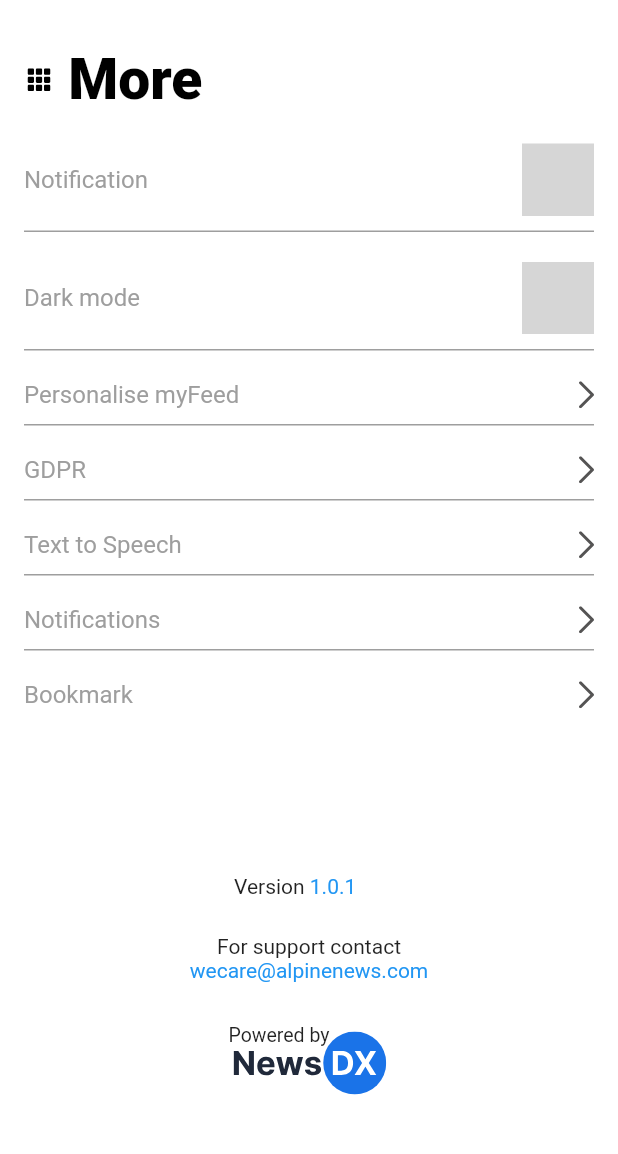
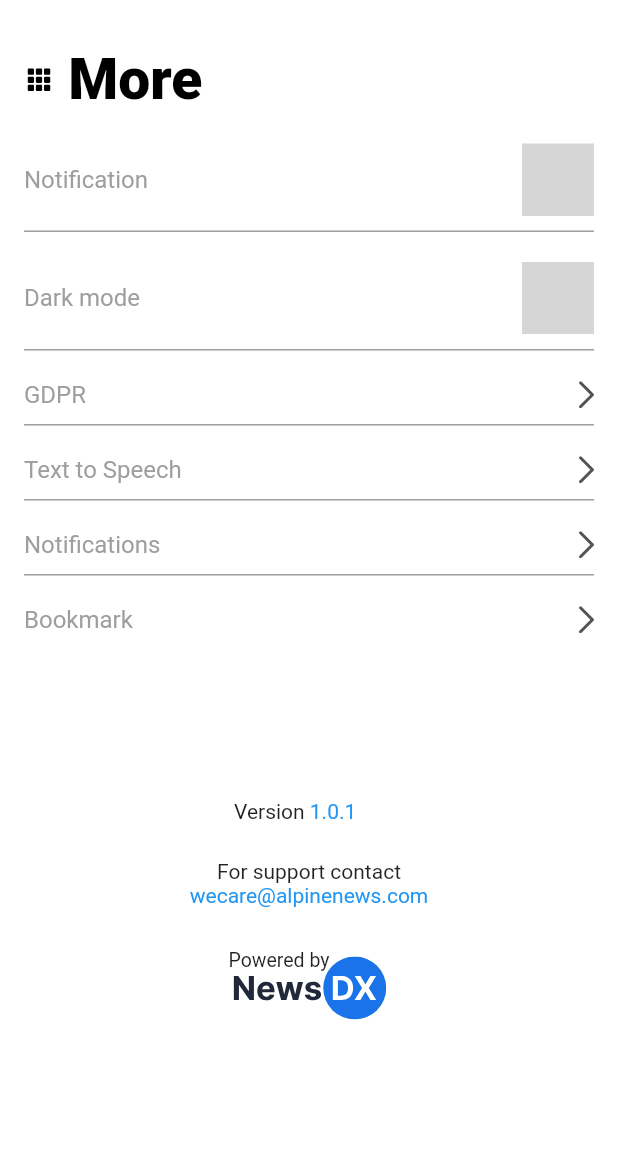
Before and after one commit to kamlesh12344321/NewsDXFlutter, a Flutter app: the MyAccountPage screen opened directly, on a phone screen of 412 x 824 dp, the part 68-1222 px from its top. Run offline on Flutter 3.47's test engine with Material 2 defaults, Android fonts, the phone set to English and light mode, and no system bars; our stand-ins replace cached_network_image, firebase_auth, firebase_core, flutter_html, flutter_svg, get_time_ago and 11 more; missing offline and left inert: dart:ffi, flutter_facebook_auth, in_app_purchase_android, in_app_purchase_storekit, sign_button, text_to_speech and 1 more; accounts and stored records are empty; network calls fail; project files that could hold a hidden picture were left out; grey boxes are pictures that could not be loaded.

Commit message:
removed setting

```diff
--- a/lib/screens/setting_screen.dart
+++ b/lib/screens/setting_screen.dart
@@ -120,29 +120,29 @@ class _MyAccountPageState extends State<MyAccountPage> {
                 )
               ],
             ),),
-            Padding(padding: const EdgeInsets.only(left: 16, right: 16, top: 20), child: Column(
-              children: [
-                Row(
-                  mainAxisAlignment: MainAxisAlignment.spaceBetween,
-                  children: [
-                    const Text("Personalise myFeed", style: TextStyle(
-                      color: Colors.grey,
-                      fontSize: 16,
-                    ),),
-                    SvgPicture.asset("assets/forward.svg")
-                  ],
-                ),
-                const SizedBox(
-                  height: 10,
-                ),
-
-                Container(
-                  height: 1,
-                  width: double.infinity,
-                  color: Colors.grey,
-                )
-              ],
-            ),),
+            // Padding(padding: const EdgeInsets.only(left: 16, right: 16, top: 20), child: Column(
+            //   children: [
+            //     Row(
+            //       mainAxisAlignment: MainAxisAlignment.spaceBetween,
+            //       children: [
+            //         const Text("Personalise myFeed", style: TextStyle(
+            //           color: Colors.grey,
+            //           fontSize: 16,
+            //         ),),
+            //         SvgPicture.asset("assets/forward.svg")
+            //       ],
+            //     ),
+            //     const SizedBox(
+            //       height: 10,
+            //     ),
+            //
+            //     Container(
+            //       height: 1,
+            //       width: double.infinity,
+            //       color: Colors.grey,
+            //     )
+            //   ],
+            // ),),
             Padding(padding: const EdgeInsets.only(left: 16, right: 16, top: 20), child: Column(
               children: [
                 Row(
```
